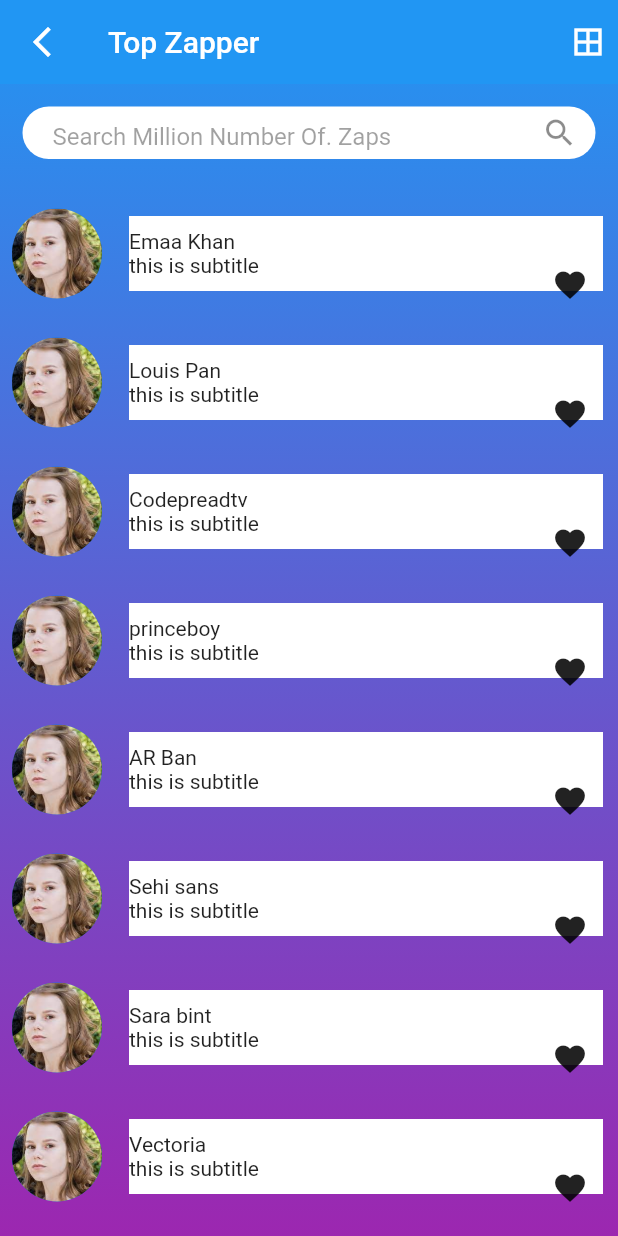
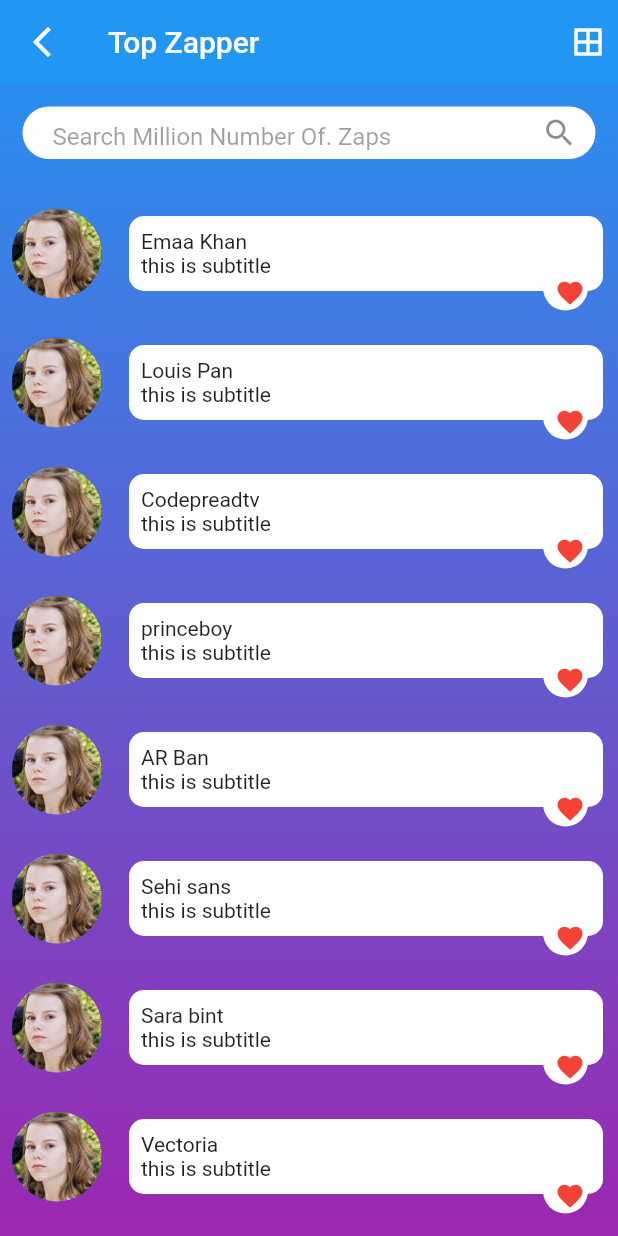
Before and after one commit to Nazish-Akbar/facecard, a Flutter app: the TopZapper screen opened directly, on a phone screen of 412 x 824 dp. Run offline on Flutter 3.47's test engine with Material 2 defaults, Android fonts, the phone set to English and light mode, and no system bars; missing offline and left inert: dart:ffi.

```diff
--- a/lib/custom_widget/custom_textfield.dart
+++ b/lib/custom_widget/custom_textfield.dart
@@ -15,15 +15,16 @@ class newcard extends StatelessWidget {
       children: [
         Card(
           color: Colors.white,
-          elevation: 5,
+          // elevation: 5,
           margin: EdgeInsets.only(left: 20, right: 20, bottom: 10),
           child: TextFormField(
             // minLines: ,
             decoration: InputDecoration(
+              fillColor: Colors.transparent,
               hintText: hinttext,
               prefixIcon: prefixIcon,
               hintStyle: TextStyle(
-                // color: Colors.white,
+                //color: Colors.white,
                 fontSize: 12,
               ),
               border: OutlineInputBorder(borderSide: BorderSide.none),
--- a/lib/main.dart
+++ b/lib/main.dart
@@ -19,7 +19,7 @@ class MyApp extends StatelessWidget {
       theme: ThemeData(
         primarySwatch: Colors.blue,
       ),
-      home: TopZapper(),
+      home: LoginScreen(),
     );
   }
 }
--- a/lib/ui/screens/signup_screen.dart
+++ b/lib/ui/screens/signup_screen.dart
@@ -96,6 +96,9 @@ class SignUp extends StatelessWidget {
                   Row(
                     mainAxisAlignment: MainAxisAlignment.center,
                     children: [
+                      Card(
+                        color: Colors.black,
+                      ),
                       Text('I Agreed with the'),
                       TextButton(
                         onPressed: () {},
@@ -111,7 +114,6 @@ class SignUp extends StatelessWidget {
               ),
             ),
             Row(
-
               mainAxisAlignment: MainAxisAlignment.center,
               children: [
                 Text('the'),
--- a/lib/ui/screens/top_zapper.dart
+++ b/lib/ui/screens/top_zapper.dart
@@ -61,10 +61,15 @@ class TopZapper extends StatelessWidget {
                                 height: 50,
                                 margin: EdgeInsets.only(
                                     left: 10, right: 10, top: 2, bottom: 2),
-                                decoration: BoxDecoration(color: Colors.white),
+                                decoration: BoxDecoration(
+                                    color: Colors.white,
+                                    borderRadius: BorderRadius.circular(10)),
+                                child: Padding(
+                                  padding: const EdgeInsets.all(8.0),
                                   child: Column(
                                     mainAxisAlignment: MainAxisAlignment.center,
-                                  crossAxisAlignment: CrossAxisAlignment.start,
+                                    crossAxisAlignment:
+                                        CrossAxisAlignment.start,
                                     children: [
                                       Text(currentPerson.title),
                                       Text(currentPerson.subtile),
@@ -72,11 +77,28 @@ class TopZapper extends StatelessWidget {
                                   ),
                                 ),
                               ),
+                            ),
                           ],
                         ),
                       ),
                       Positioned(
-                          right: 20, bottom: 5, child: Icon(Icons.favorite)),
+                          right: 20,
+                          bottom: 0,
+                          child: Container(
+                            height: 30,
+                            width: 30,
+                            decoration: BoxDecoration(
+                                color: Colors.white,
+                                borderRadius: BorderRadius.circular(60)),
+                            child: IconButton(
+                              icon: Icon(
+                                Icons.favorite,
+                                color: Colors.red,
+                                size: 20,
+                              ),
+                              onPressed: () {},
+                            ),
+                          )),
                     ],
                   );
                 },
```
Also changed, not shown: lib/ui/screens/login_screen.dart (+8 -3 lines), lib/ui/screens/welcome_screen.dart (+2 -16 lines). Lines whose indentation alone changed are shown as unchanged.
